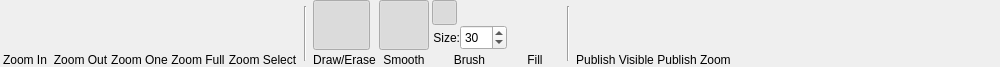
MMetze/DMHelper, file DMHelper/src/mapeditframe.ui: the form before one commit.
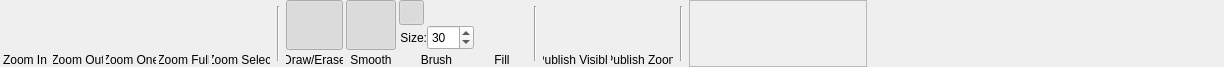
The form after the commit. Icons and pictures are not drawn. Custom widgets are drawn as their Qt base class.

Commit message:
Updated map ribbon to move publish button into ribbon
Only open thing is to delete the in-frame widgets completely and clean up the code.

The edit to the form file:
```diff
--- a/DMHelper/src/mapeditframe.ui
+++ b/DMHelper/src/mapeditframe.ui
@@ -6,7 +6,7 @@
    <rect>
     <x>0</x>
     <y>0</y>
-    <width>1000</width>
+    <width>1224</width>
     <height>67</height>
    </rect>
   </property>
@@ -141,6 +141,12 @@
      </item>
      <item>
       <widget class="QLabel" name="label_26">
+       <property name="maximumSize">
+        <size>
+         <width>50</width>
+         <height>16777215</height>
+        </size>
+       </property>
        <property name="text">
         <string>Zoom Out</string>
        </property>
@@ -193,6 +199,12 @@
      </item>
      <item>
       <widget class="QLabel" name="label_27">
+       <property name="maximumSize">
+        <size>
+         <width>50</width>
+         <height>16777215</height>
+        </size>
+       </property>
        <property name="text">
         <string>Zoom One</string>
        </property>
@@ -248,6 +260,12 @@
      </item>
      <item>
       <widget class="QLabel" name="label_25">
+       <property name="maximumSize">
+        <size>
+         <width>50</width>
+         <height>16777215</height>
+        </size>
+       </property>
        <property name="text">
         <string>Zoom Full</string>
        </property>
@@ -303,6 +321,12 @@
      </item>
      <item>
       <widget class="QLabel" name="label_23">
+       <property name="maximumSize">
+        <size>
+         <width>58</width>
+         <height>16777215</height>
+        </size>
+       </property>
        <property name="text">
         <string>Zoom Select</string>
        </property>
@@ -333,7 +357,7 @@
     </widget>
    </item>
    <item>
-    <layout class="QVBoxLayout" name="verticalLayout_9">
+    <layout class="QVBoxLayout" name="verticalLayout_6">
      <property name="spacing">
       <number>0</number>
      </property>
@@ -380,6 +404,12 @@
      </item>
      <item>
       <widget class="QLabel" name="label_19">
+       <property name="maximumSize">
+        <size>
+         <width>57</width>
+         <height>16777215</height>
+        </size>
+       </property>
        <property name="text">
         <string>Draw/Erase</string>
        </property>
@@ -444,6 +474,12 @@
      </item>
      <item>
       <widget class="QLabel" name="label_21">
+       <property name="maximumSize">
+        <size>
+         <width>50</width>
+         <height>16777215</height>
+        </size>
+       </property>
        <property name="text">
         <string>Smooth</string>
        </property>
@@ -692,14 +728,7 @@
     </layout>
    </item>
    <item>
-    <layout class="QVBoxLayout" name="verticalLayout_17">
-     <property name="spacing">
-      <number>0</number>
-     </property>
-    </layout>
-   </item>
-   <item>
-    <layout class="QVBoxLayout" name="verticalLayout_16">
+    <layout class="QVBoxLayout" name="verticalLayout_8">
      <property name="spacing">
       <number>0</number>
      </property>
@@ -740,6 +769,12 @@
      </item>
      <item>
       <widget class="QLabel" name="lblFillFoW">
+       <property name="maximumSize">
+        <size>
+         <width>50</width>
+         <height>16777215</height>
+        </size>
+       </property>
        <property name="text">
         <string>Fill</string>
        </property>
@@ -770,7 +805,7 @@
     </widget>
    </item>
    <item>
-    <layout class="QVBoxLayout" name="verticalLayout_12">
+    <layout class="QVBoxLayout" name="verticalLayout_9">
      <property name="spacing">
       <number>0</number>
      </property>
@@ -823,6 +858,12 @@
      </item>
      <item>
       <widget class="QLabel" name="label_18">
+       <property name="maximumSize">
+        <size>
+         <width>65</width>
+         <height>16777215</height>
+        </size>
+       </property>
        <property name="text">
         <string>Publish Visible</string>
        </property>
@@ -834,10 +875,7 @@
     </layout>
    </item>
    <item>
-    <layout class="QVBoxLayout" name="verticalLayout_22">
-     <property name="spacing">
-      <number>0</number>
-     </property>
+    <layout class="QVBoxLayout" name="verticalLayout_10">
      <item>
       <widget class="QPushButton" name="btnPublishZoom">
        <property name="sizePolicy">
@@ -884,6 +922,12 @@
      </item>
      <item>
       <widget class="QLabel" name="label_28">
+       <property name="maximumSize">
+        <size>
+         <width>62</width>
+         <height>16777215</height>
+        </size>
+       </property>
        <property name="text">
         <string>Publish Zoom</string>
        </property>
@@ -894,6 +938,47 @@
      </item>
     </layout>
    </item>
+   <item>
+    <widget class="Line" name="line_7">
+     <property name="minimumSize">
+      <size>
+       <width>10</width>
+       <height>0</height>
+      </size>
+     </property>
+     <property name="maximumSize">
+      <size>
+       <width>10</width>
+       <height>55</height>
+      </size>
+     </property>
+     <property name="orientation">
+      <enum>Qt::Vertical</enum>
+     </property>
+    </widget>
+   </item>
+   <item>
+    <widget class="PublishButtonRibbon" name="publishFrame">
+     <property name="minimumSize">
+      <size>
+       <width>178</width>
+       <height>67</height>
+      </size>
+     </property>
+     <property name="maximumSize">
+      <size>
+       <width>178</width>
+       <height>67</height>
+      </size>
+     </property>
+     <property name="frameShape">
+      <enum>QFrame::StyledPanel</enum>
+     </property>
+     <property name="frameShadow">
+      <enum>QFrame::Raised</enum>
+     </property>
+    </widget>
+   </item>
    <item>
     <spacer name="horizontalSpacer">
      <property name="orientation">
@@ -901,7 +986,7 @@
      </property>
      <property name="sizeHint" stdset="0">
       <size>
-       <width>292</width>
+       <width>307</width>
        <height>20</height>
       </size>
      </property>
@@ -909,6 +994,14 @@
    </item>
   </layout>
  </widget>
+ <customwidgets>
+  <customwidget>
+   <class>PublishButtonRibbon</class>
+   <extends>QFrame</extends>
+   <header>publishbuttonribbon.h</header>
+   <container>1</container>
+  </customwidget>
+ </customwidgets>
  <resources>
   <include location="resources.qrc"/>
  </resources>
```
Left out of the diff: 18 changed lines with no effect on the pictures. The commit also changes 11 other files.
